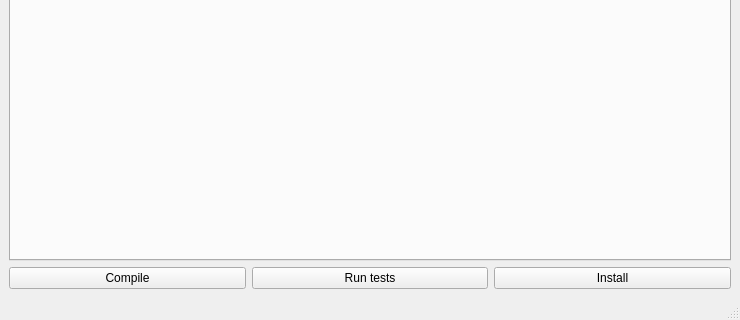
Above: mesonmain.ui from mesonbuild/meson before the change; both pictures show x 0 to 740 and y 293 to 613 of the 740 by 613 pixel window. Below: the same form after it.
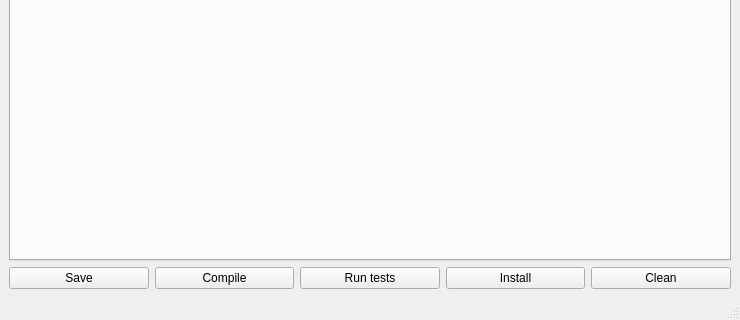
That is the form after the change.

Commit message: Can clean and save, too.

```diff
--- a/mesonmain.ui
+++ b/mesonmain.ui
@@ -169,6 +169,13 @@
     </item>
     <item row="6" column="0" colspan="2">
      <layout class="QHBoxLayout" name="horizontalLayout">
+      <item>
+       <widget class="QPushButton" name="save_button">
+        <property name="text">
+         <string>Save</string>
+        </property>
+       </widget>
+      </item>
       <item>
        <widget class="QPushButton" name="compile_button">
         <property name="text">
@@ -190,6 +197,13 @@
         </property>
        </widget>
       </item>
+      <item>
+       <widget class="QPushButton" name="clean_button">
+        <property name="text">
+         <string>Clean</string>
+        </property>
+       </widget>
+      </item>
      </layout>
     </item>
    </layout>
```
The commit also changes 1 other file.
